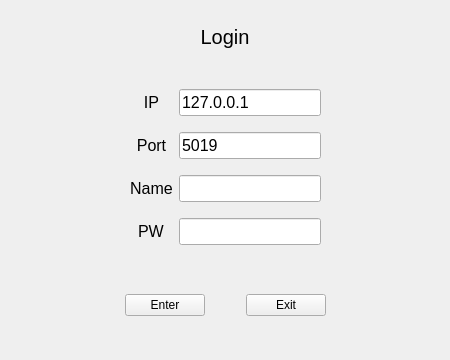
Above: ClientGUI/mainwindow.ui from saxonsa/chatroom before the change. Below: the same form after it.
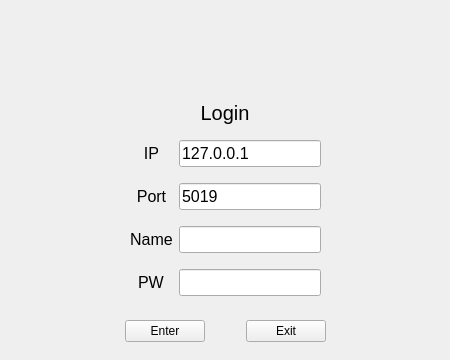
That is the form after the change. Icons and pictures are not drawn.

```diff
--- a/ClientGUI/mainwindow.ui
+++ b/ClientGUI/mainwindow.ui
@@ -72,29 +72,7 @@
     <property name="bottomMargin">
      <number>9</number>
     </property>
-    <item row="0" column="0">
-     <widget class="QLabel" name="label">
-      <property name="sizePolicy">
-       <sizepolicy hsizetype="Preferred" vsizetype="Fixed">
-        <horstretch>0</horstretch>
-        <verstretch>0</verstretch>
-       </sizepolicy>
-      </property>
-      <property name="font">
-       <font>
-        <family>MS Shell Dlg 2</family>
-        <pointsize>15</pointsize>
-       </font>
-      </property>
-      <property name="text">
-       <string>Login</string>
-      </property>
-      <property name="alignment">
-       <set>Qt::AlignCenter</set>
-      </property>
-     </widget>
-    </item>
-    <item row="2" column="0">
+    <item row="3" column="0">
      <widget class="QWidget" name="widget_2" native="true">
       <property name="sizePolicy">
        <sizepolicy hsizetype="Preferred" vsizetype="Fixed">
@@ -162,7 +140,7 @@
       </layout>
      </widget>
     </item>
-    <item row="1" column="0">
+    <item row="2" column="0">
      <widget class="QWidget" name="widget" native="true">
       <property name="sizePolicy">
        <sizepolicy hsizetype="Preferred" vsizetype="Fixed">
@@ -374,6 +352,41 @@
       </layout>
      </widget>
     </item>
+    <item row="1" column="0">
+     <widget class="QLabel" name="label">
+      <property name="sizePolicy">
+       <sizepolicy hsizetype="Preferred" vsizetype="Fixed">
+        <horstretch>0</horstretch>
+        <verstretch>0</verstretch>
+       </sizepolicy>
+      </property>
+      <property name="font">
+       <font>
+        <family>MS Shell Dlg 2</family>
+        <pointsize>15</pointsize>
+       </font>
+      </property>
+      <property name="text">
+       <string>Login</string>
+      </property>
+      <property name="alignment">
+       <set>Qt::AlignCenter</set>
+      </property>
+     </widget>
+    </item>
+    <item row="0" column="0">
+     <spacer name="verticalSpacer_4">
+      <property name="orientation">
+       <enum>Qt::Vertical</enum>
+      </property>
+      <property name="sizeHint" stdset="0">
+       <size>
+        <width>20</width>
+        <height>10</height>
+       </size>
+      </property>
+     </spacer>
+    </item>
    </layout>
   </widget>
  </widget>
```
